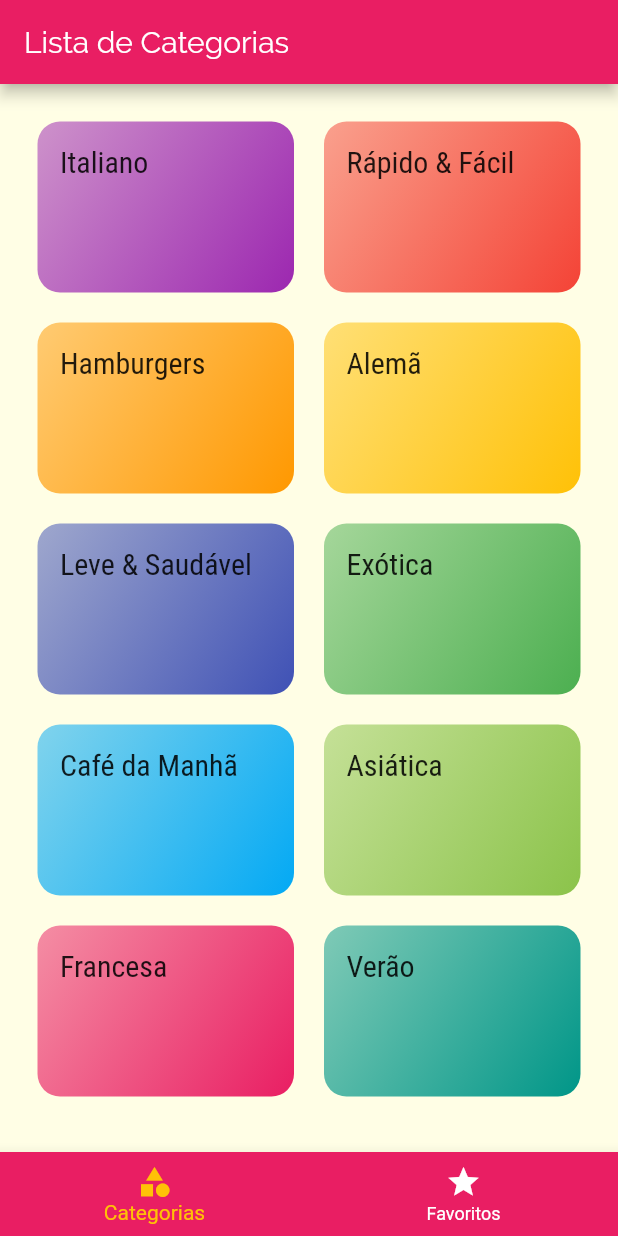
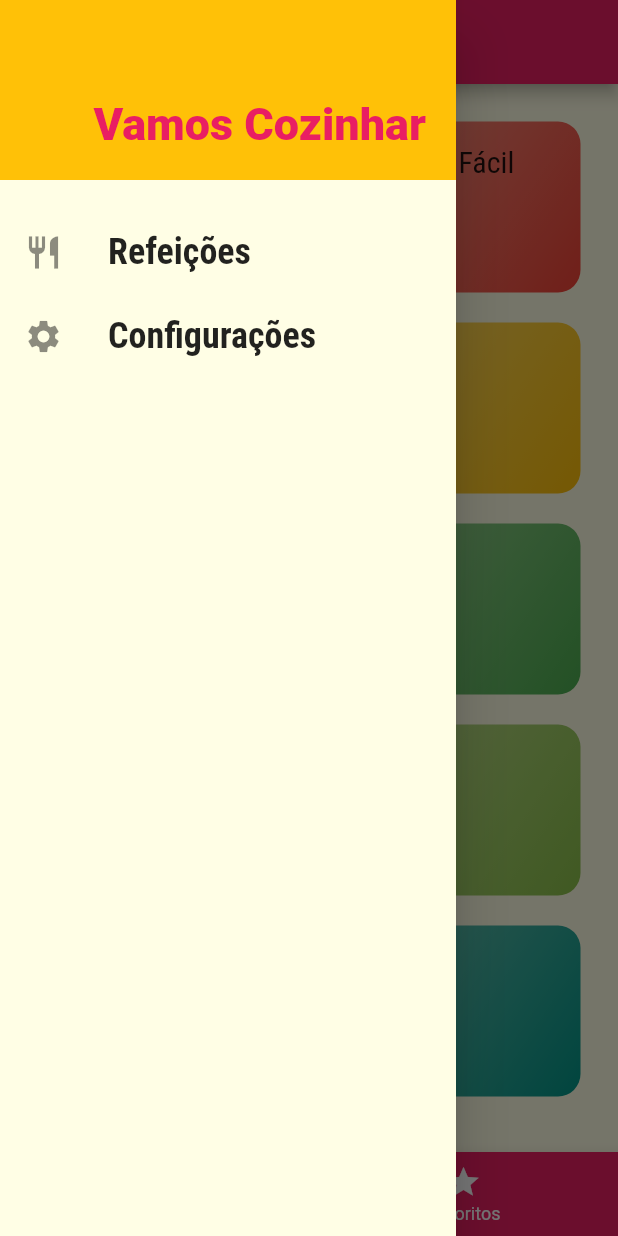
Before and after one commit to dhiegogoncalves/delimeals_flutter, a Flutter app: the screen it shows after launch, with the side drawer open (before the commit the screen has no drawer), on a phone screen of 412 x 824 dp. Run offline on Flutter 3.47's test engine with Material 2 defaults, Android fonts, the phone set to English and light mode, and no system bars.

Commit message:
Implementação do drawer.

```diff
--- /dev/null
+++ b/lib/components/main_drawer.dart
@@ -0,0 +1,59 @@
+import 'package:flutter/material.dart';
+import 'package:meals/utils/app_routes.dart';
+
+class MainDrawer extends StatelessWidget {
+  Widget _createItem(IconData icon, String label, Function onTap) {
+    return ListTile(
+      leading: Icon(
+        icon,
+        size: 26,
+      ),
+      title: Text(
+        label,
+        style: TextStyle(
+          fontFamily: 'RobotoCondensed',
+          fontSize: 24,
+          fontWeight: FontWeight.bold,
+        ),
+      ),
+      onTap: onTap,
+    );
+  }
+
+  @override
+  Widget build(BuildContext context) {
+    return Drawer(
+      child: Column(
+        children: [
+          Container(
+            height: 120,
+            width: double.infinity,
+            padding: EdgeInsets.all(20),
+            color: Theme.of(context).accentColor,
+            alignment: Alignment.bottomRight,
+            child: Text(
+              'Vamos Cozinhar',
+              style: TextStyle(
+                fontWeight: FontWeight.w900,
+                fontSize: 30,
+                color: Theme.of(context).primaryColor,
+              ),
+            ),
+          ),
+          SizedBox(height: 20),
+          _createItem(
+            Icons.restaurant,
+            'Refeições',
+            () => Navigator.of(context).pushReplacementNamed(AppRoutes.HOME),
+          ),
+          _createItem(
+            Icons.settings,
+            'Configurações',
+            () =>
+                Navigator.of(context).pushReplacementNamed(AppRoutes.SETTINGS),
+          )
+        ],
+      ),
+    );
+  }
+}
--- a/lib/main.dart
+++ b/lib/main.dart
@@ -1,5 +1,6 @@
 import 'package:flutter/material.dart';
 import 'package:meals/screens/meal_detail_screen.dart';
+import 'package:meals/screens/settings_screen.dart';
 import 'package:meals/screens/tabs_screen.dart';
 import 'package:meals/utils/app_routes.dart';
 import 'screens/categories_meals_screen.dart';
@@ -27,6 +28,7 @@ class MyApp extends StatelessWidget {
         AppRoutes.HOME: (ctx) => TabsScreen(),
         AppRoutes.CATEGORIES_MEALS: (ctx) => CategoriesMealsScreen(),
         AppRoutes.MEAL_DETAIL: (ctx) => MealDetailScreen(),
+        AppRoutes.SETTINGS: (ctx) => SettingsScreen(),
       },
     );
   }
--- a/lib/screens/meal_detail_screen.dart
+++ b/lib/screens/meal_detail_screen.dart
@@ -88,6 +88,12 @@ class MealDetailScreen extends StatelessWidget {
           ],
         ),
       ),
+      floatingActionButton: FloatingActionButton(
+        onPressed: () {
+          Navigator.of(context).pop();
+        },
+        child: Icon(Icons.star),
+      ),
     );
   }
 }
--- /dev/null
+++ b/lib/screens/settings_screen.dart
@@ -0,0 +1,17 @@
+import 'package:flutter/material.dart';
+import 'package:meals/components/main_drawer.dart';
+
+class SettingsScreen extends StatelessWidget {
+  @override
+  Widget build(BuildContext context) {
+    return Scaffold(
+      appBar: AppBar(
+        title: Text('Configurações'),
+      ),
+      drawer: MainDrawer(),
+      body: Center(
+        child: Text('Configurações'),
+      ),
+    );
+  }
+}
--- a/lib/screens/tabs_screen.dart
+++ b/lib/screens/tabs_screen.dart
@@ -1,4 +1,5 @@
 import 'package:flutter/material.dart';
+import 'package:meals/components/main_drawer.dart';
 import 'package:meals/screens/categories_screen.dart';
 import 'package:meals/screens/favorite_screen.dart';
 
@@ -27,6 +28,7 @@ class _TabsScreenState extends State<TabsScreen> {
       appBar: AppBar(
         title: Text(_screens[_selectedScreenIndex]['title']),
       ),
+      drawer: MainDrawer(),
       body: _screens[_selectedScreenIndex]['screen'],
       bottomNavigationBar: BottomNavigationBar(
         onTap: _selectScreen,
--- a/lib/utils/app_routes.dart
+++ b/lib/utils/app_routes.dart
@@ -2,4 +2,5 @@ class AppRoutes {
   static const HOME = '/';
   static const CATEGORIES_MEALS = '/categories-meals';
   static const MEAL_DETAIL = '/meal-detail';
+  static const SETTINGS = '/settings';
 }
```
